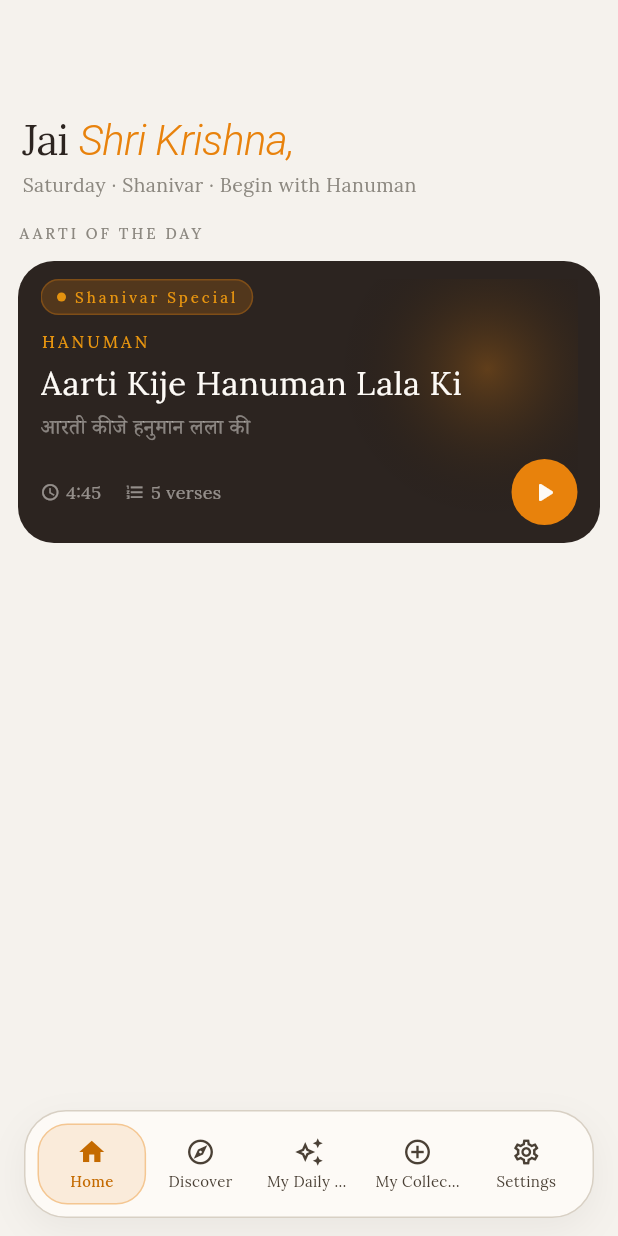
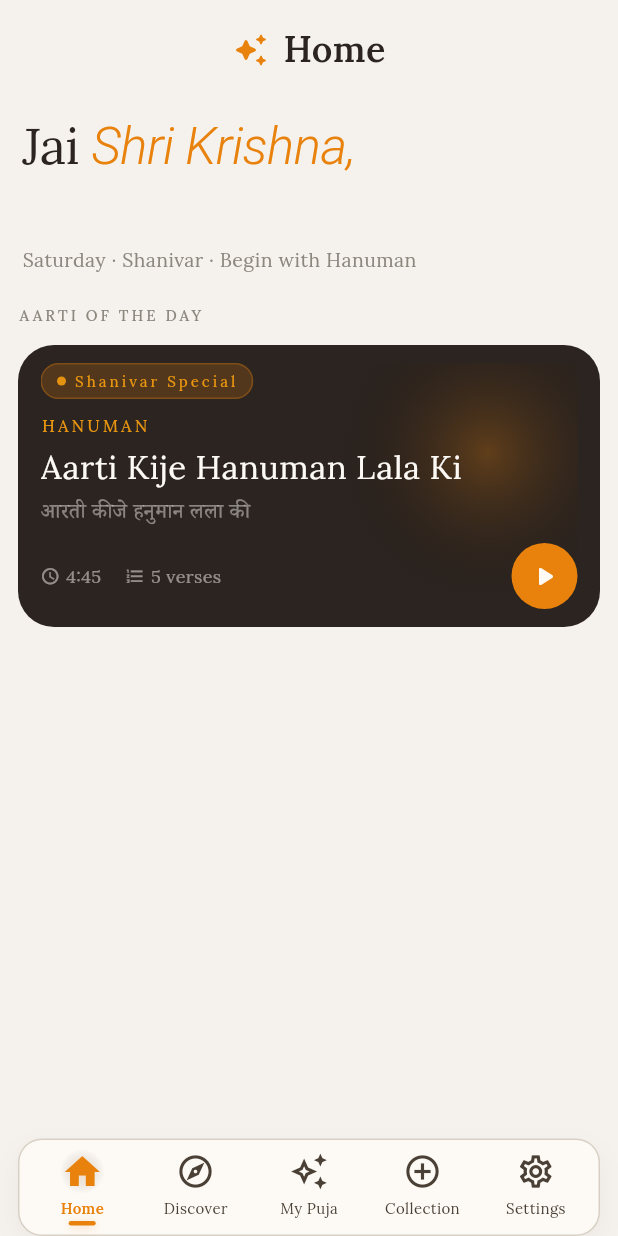
Before and after one commit to pratbhoir/aartiapp, a Flutter app: the HomeShell screen opened directly, on a phone screen of 412 x 824 dp. Run offline on Flutter 3.47's test engine with Material 3 defaults, Android fonts, the phone set to English and light mode, and no system bars; our stand-ins replace flutter_local_notifications, flutter_riverpod, google_fonts, hive, hive_flutter, just_audio and 3 more; accounts and stored records are empty; Roboto replaces fonts that are missing (Noto Serif Devanagari).

Commit message:
feat: Enhance AartiAppBar with title and logo visibility across screens

```diff
--- a/aartiapp/lib/features/contribute/contribute_screen.dart
+++ b/aartiapp/lib/features/contribute/contribute_screen.dart
@@ -178,7 +178,12 @@ class _ContributeScreenState extends ConsumerState<ContributeScreen> {
     return SafeArea(
       child: Column(
         children: [
-          AartiAppBar(onMenuTap: widget.onOpenDrawer, showMenu: false),
+          AartiAppBar(
+            onMenuTap: widget.onOpenDrawer,
+            showMenu: false,
+            showLogoTitle: true,
+            title: 'My Collection',
+          ),
           Expanded(
             child: CustomScrollView(
               physics: const BouncingScrollPhysics(),
--- a/aartiapp/lib/features/discover/discover_screen.dart
+++ b/aartiapp/lib/features/discover/discover_screen.dart
@@ -29,7 +29,12 @@ class DiscoverScreen extends ConsumerWidget {
     return SafeArea(
       child: Column(
         children: [
-          AartiAppBar(onMenuTap: onOpenDrawer, showMenu: false),
+          AartiAppBar(
+            onMenuTap: onOpenDrawer,
+            showMenu: false,
+            showLogoTitle: true,
+            title: 'Discover',
+          ),
           Expanded(
             child: CustomScrollView(
               physics: const BouncingScrollPhysics(),
--- a/aartiapp/lib/features/home/home_screen.dart
+++ b/aartiapp/lib/features/home/home_screen.dart
@@ -37,7 +37,12 @@ class HomeScreen extends ConsumerWidget {
     return SafeArea(
       child: Column(
         children: [
-          AartiAppBar(onMenuTap: onOpenDrawer, showMenu: false),
+          AartiAppBar(
+            onMenuTap: onOpenDrawer,
+            showMenu: false,
+            showLogoTitle: true,
+            title: 'Home',
+          ),
           Expanded(
             child: CustomScrollView(
               physics: const BouncingScrollPhysics(),
@@ -52,7 +57,7 @@ class HomeScreen extends ConsumerWidget {
                         RichText(
                           text: TextSpan(
                             style: AppTypography.displayLarge(context).copyWith(
-                              fontSize: 28,
+                              fontSize: 34,
                             ),
                             children: [
                               const TextSpan(text: 'Jai '),
@@ -63,11 +68,12 @@ class HomeScreen extends ConsumerWidget {
                                   color: AppColors.saffron,
                                 ),
                               ),
-                              TextSpan(text: ' ${userName.split(' ').first}'),
+                              // TextSpan(text: ' ${userName.split(' ').first}'),
+                              TextSpan(text: '\n$userName'),
                             ],
                           ),
                         ),
-                        const SizedBox(height: 4),
+                        const SizedBox(height: 8),
                         Text(
                           DayDeityMapper.todaySubtitle(),
                           style:
@@ -81,12 +87,12 @@ class HomeScreen extends ConsumerWidget {
                 // Aarti of the day
                 SliverToBoxAdapter(
                   child: Padding(
-                    padding: const EdgeInsets.fromLTRB(12, 15, 12, 0),
+                    padding: const EdgeInsets.fromLTRB(12, 20, 12, 0),
                     child: Column(
                       crossAxisAlignment: CrossAxisAlignment.start,
                       children: [
                         const SectionLabel('Aarti of the Day'),
-                        const SizedBox(height: 12),
+                        const SizedBox(height: 13),
                         TodayHeroCard(
                           aarti: aartis[todayIdx],
                           onTap: () {
--- a/aartiapp/lib/features/my_puja/my_puja_screen.dart
+++ b/aartiapp/lib/features/my_puja/my_puja_screen.dart
@@ -33,7 +33,12 @@ class MyPujaScreen extends ConsumerWidget {
     return SafeArea(
       child: Column(
         children: [
-          AartiAppBar(onMenuTap: onOpenDrawer, showMenu: false),
+          AartiAppBar(
+            onMenuTap: onOpenDrawer,
+            showMenu: false,
+            showLogoTitle: true,
+            title: 'My Daily Puja',
+          ),
           Padding(
             padding: const EdgeInsets.fromLTRB(24, 24, 24, 0),
             child: Row(
--- a/aartiapp/lib/features/settings/settings_screen.dart
+++ b/aartiapp/lib/features/settings/settings_screen.dart
@@ -24,7 +24,12 @@ class SettingsScreen extends ConsumerWidget {
         physics: const BouncingScrollPhysics(),
         slivers: [
           SliverToBoxAdapter(
-            child: AartiAppBar(onMenuTap: onOpenDrawer, showMenu: false),
+            child: AartiAppBar(
+              onMenuTap: onOpenDrawer,
+              showMenu: false,
+              showLogoTitle: true,
+              title: 'Settings',
+            ),
           ),
           SliverToBoxAdapter(
             child: Padding(
--- a/aartiapp/lib/navigation/home_shell.dart
+++ b/aartiapp/lib/navigation/home_shell.dart
@@ -28,11 +28,11 @@
     NavItem(
         icon: Icons.auto_awesome_outlined,
         activeIcon: Icons.auto_awesome,
-        label: 'My Daily Puja'),
+        label: 'My Puja'),
     NavItem(
         icon: Icons.add_circle_outline,
         activeIcon: Icons.add_circle,
-        label: 'My Collection'),
+        label: 'Collection'),
     NavItem(
         icon: Icons.settings_outlined,
         activeIcon: Icons.settings,
--- a/aartiapp/lib/navigation/widgets/app_bottom_nav.dart
+++ b/aartiapp/lib/navigation/widgets/app_bottom_nav.dart
@@ -12,6 +12,12 @@ class AppBottomNav extends StatelessWidget {
   final List<NavItem> items;
   final ValueChanged<int> onSelect;
 
+  static const LinearGradient _activeGradient = LinearGradient(
+    begin: Alignment.topLeft,
+    end: Alignment.bottomRight,
+    colors: [AppColors.saffron, AppColors.saffron],
+  );
+
   const AppBottomNav({
     super.key,
     required this.currentIndex,
@@ -25,38 +31,38 @@ class AppBottomNav extends StatelessWidget {
       top: false,
       child: Padding(
         padding: const EdgeInsets.fromLTRB(
-          AppSpacing.lg,
-          AppSpacing.sm,
-          AppSpacing.lg,
           AppSpacing.md,
+          AppSpacing.xxs,
+          AppSpacing.md,
+          0,
         ),
         child: Container(
           decoration: BoxDecoration(
             color: context.surface,
-            borderRadius: BorderRadius.circular(AppSpacing.xxl),
+            borderRadius: BorderRadius.circular(AppSpacing.lg),
             border: Border.all(color: context.borderSubtle, width: 1),
             boxShadow: [
               BoxShadow(
-                color: AppColors.ink.withValues(alpha: 0.06),
-                blurRadius: 20,
-                offset: const Offset(0, 8),
+                color: AppColors.ink.withValues(alpha: 0.05),
+                blurRadius: 14,
+                offset: const Offset(0, 6),
               ),
             ],
           ),
           child: Padding(
             padding: const EdgeInsets.symmetric(
-              horizontal: AppSpacing.sm,
-              vertical: AppSpacing.sm,
+              horizontal: AppSpacing.xs,
+              vertical: AppSpacing.xxs,
             ),
             child: Row(
               children: List.generate(items.length, (i) {
                 final item = items[i];
-                final isActive = i == currentIndex;
                 return Expanded(
                   child: _BottomNavItem(
                     item: item,
-                    isActive: isActive,
+                    isActive: i == currentIndex,
                     onTap: () => onSelect(i),
+                    activeGradient: _activeGradient,
                   ),
                 );
               }),
@@ -72,17 +78,21 @@ class _BottomNavItem extends StatelessWidget {
   final NavItem item;
   final bool isActive;
   final VoidCallback onTap;
+  final LinearGradient activeGradient;
 
   const _BottomNavItem({
     required this.item,
     required this.isActive,
     required this.onTap,
+    required this.activeGradient,
   });
 
   @override
   Widget build(BuildContext context) {
-    final icon = isActive ? item.activeIcon : item.icon;
-    final fg = isActive ? AppColors.saffronDark : context.textSecondary;
+    final iconData = isActive ? item.activeIcon : item.icon;
+    final inactiveColor = context.textSecondary;
+    final activeColor = AppColors.saffron;
+
     return Semantics(
       button: true,
       selected: isActive,
@@ -92,30 +102,46 @@ class _BottomNavItem extends StatelessWidget {
         child: InkWell(
           onTap: onTap,
           borderRadius: BorderRadius.circular(AppSpacing.chipRadius),
-          child: AnimatedContainer(
-            duration: const Duration(milliseconds: 220),
-            curve: Curves.easeOut,
+          child: ConstrainedBox(
             constraints: const BoxConstraints(minHeight: AppSpacing.touchTarget),
-            padding: const EdgeInsets.symmetric(
-              horizontal: AppSpacing.sm,
-              vertical: AppSpacing.sm,
-            ),
-            decoration: BoxDecoration(
-              color: isActive
-                  ? AppColors.saffronGlow
-                  : Colors.transparent,
-              borderRadius: BorderRadius.circular(AppSpacing.chipRadius),
-              border: isActive
-                  ? Border.all(
-                      color: AppColors.saffron.withValues(alpha: 0.35),
-                      width: 1,
-                    )
-                  : null,
-            ),
+            child: Padding(
+              padding: const EdgeInsets.fromLTRB(4, 4, 4, 0),
               child: Column(
                 mainAxisSize: MainAxisSize.min,
                 children: [
-                Icon(icon, size: 20, color: fg),
+                  Stack(
+                    alignment: Alignment.center,
+                    children: [
+                      AnimatedOpacity(
+                        duration: const Duration(milliseconds: 160),
+                        curve: Curves.easeOut,
+                        opacity: isActive ? 1 : 0,
+                        child: Container(
+                          width: 40,
+                          height: 30,
+                          decoration: BoxDecoration(
+                            shape: BoxShape.circle,
+                            gradient: RadialGradient(
+                              colors: [
+                                AppColors.saffron.withValues(alpha: 0.22),
+                                Colors.transparent,
+                              ],
+                            ),
+                          ),
+                        ),
+                      ),
+                      AnimatedScale(
+                        scale: isActive ? 1.08 : 1.0,
+                        duration: const Duration(milliseconds: 160),
+                        curve: Curves.easeOut,
+                        child: Icon(
+                          iconData,
+                          size: 26,
+                          color: isActive ? activeColor : inactiveColor,
+                        ),
+                      ),
+                    ],
+                  ),
                   const SizedBox(height: AppSpacing.xxs),
                   Text(
                     item.label,
@@ -123,11 +149,33 @@ class _BottomNavItem extends StatelessWidget {
                     overflow: TextOverflow.ellipsis,
                     style: AppTypography.body(
                       size: 10,
-                    color: fg,
-                    weight: isActive ? FontWeight.w500 : FontWeight.w400,
+                      color: isActive ? activeColor : inactiveColor,
+                      weight: isActive ? FontWeight.w600 : FontWeight.w400,
                     ),
                   ),
+                  const SizedBox(height: AppSpacing.xxs),
+                  AnimatedOpacity(
+                    duration: const Duration(milliseconds: 160),
+                    opacity: isActive ? 1 : 0,
+                    child: Container(
+                      width: 18,
+                      height: 3,
+                      decoration: BoxDecoration(
+                        gradient: activeGradient,
+                        borderRadius: BorderRadius.circular(99),
+                        boxShadow: [
+                          BoxShadow(
+                            color: AppColors.saffron.withValues(alpha: 0.32),
+                            blurRadius: 5,
+                            offset: const Offset(0, 1),
+                          ),
                         ],
+                      ),
+                    ),
+                  ),
+                  const SizedBox(height: AppSpacing.xs),
+                ],
+              ),
             ),
           ),
         ),
--- a/aartiapp/lib/shared/widgets/aarti_app_bar.dart
+++ b/aartiapp/lib/shared/widgets/aarti_app_bar.dart
@@ -1,31 +1,61 @@
 import 'package:flutter/material.dart';
 import '../../core/theme/app_colors.dart';
+import '../../core/theme/app_typography.dart';
 import '../../core/theme/theme_aware_colors.dart';
 
 class AartiAppBar extends StatelessWidget {
   final VoidCallback onMenuTap;
   final Widget? trailing;
   final bool showMenu;
+  final String? title;
+  final bool showLogoTitle;
 
   const AartiAppBar({
     super.key,
     required this.onMenuTap,
     this.trailing,
     this.showMenu = true,
+    this.title,
+    this.showLogoTitle = false,
   });
 
   @override
   Widget build(BuildContext context) {
+    final Widget leading = showMenu
+        ? HamburgerButton(onTap: onMenuTap)
+        : const SizedBox(width: 42, height: 42);
+    final Widget trailingWidget = trailing ?? const SizedBox(width: 42, height: 42);
+
     return Padding(
       padding: const EdgeInsets.fromLTRB(16, 12, 16, 0),
-      child: Row(
-        mainAxisAlignment: MainAxisAlignment.spaceBetween,
+      child: Stack(
+        alignment: Alignment.center,
         children: [
-          if (showMenu)
-            HamburgerButton(onTap: onMenuTap)
-          else
-            const SizedBox(width: 42, height: 42),
-          if (trailing != null) trailing!,
+          Row(
+            mainAxisAlignment: MainAxisAlignment.spaceBetween,
+            children: [leading, trailingWidget],
+          ),
+          if (showLogoTitle && title != null)
+            IgnorePointer(
+              child: Row(
+                mainAxisSize: MainAxisSize.min,
+                children: [
+                  const Icon(
+                    Icons.auto_awesome_rounded,
+                    size: 24,
+                    color: AppColors.saffron,
+                  ),
+                  const SizedBox(width: 10),
+                  Text(
+                    title!,
+                    style: AppTypography.serifBody(
+                      size: 24,
+                      color: context.textPrimary,
+                    ).copyWith(fontWeight: FontWeight.w600),
+                  ),
+                ],
+              ),
+            ),
         ],
       ),
     );
```
Lines whose indentation alone changed are shown as unchanged.
